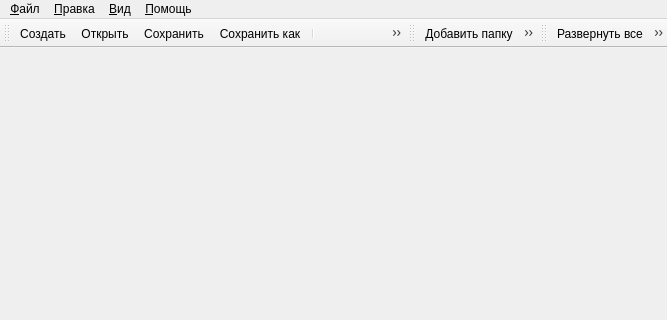
Above: ui/mainwindow.ui from elemc/basketpwd before the change; both pictures show x 0 to 667 and y 0 to 320 of the 667 by 465 pixel window. Below: the same form after it.
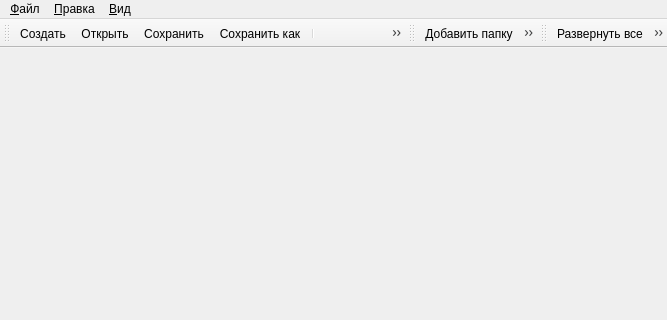
That is the form after the change. Icons and pictures are not drawn.

The edit to the form file:
```diff
--- a/ui/mainwindow.ui
+++ b/ui/mainwindow.ui
@@ -27,7 +27,7 @@
      <height>22</height>
     </rect>
    </property>
-   <widget class="QMenu" name="menu">
+   <widget class="QMenu" name="menuFile">
     <property name="title">
      <string>&amp;Файл</string>
     </property>
@@ -41,7 +41,7 @@
     <addaction name="separator"/>
     <addaction name="actionExit"/>
    </widget>
-   <widget class="QMenu" name="menu_2">
+   <widget class="QMenu" name="menuEdit">
     <property name="title">
      <string>&amp;Правка</string>
     </property>
@@ -68,18 +68,9 @@
     <addaction name="separator"/>
     <addaction name="actionViewPrimaryChecks"/>
    </widget>
-   <widget class="QMenu" name="menuHelp">
-    <property name="title">
-     <string>&amp;Помощь</string>
-    </property>
-    <addaction name="actionHelpAbout"/>
-    <addaction name="separator"/>
-    <addaction name="actionHelpAboutQt"/>
-   </widget>
-   <addaction name="menu"/>
-   <addaction name="menu_2"/>
+   <addaction name="menuFile"/>
+   <addaction name="menuEdit"/>
    <addaction name="menuView"/>
-   <addaction name="menuHelp"/>
   </widget>
   <widget class="QStatusBar" name="statusbar"/>
   <widget class="QToolBar" name="toolBarFile">
```
Left out of the diff: 2 changed lines with no effect on the pictures.
